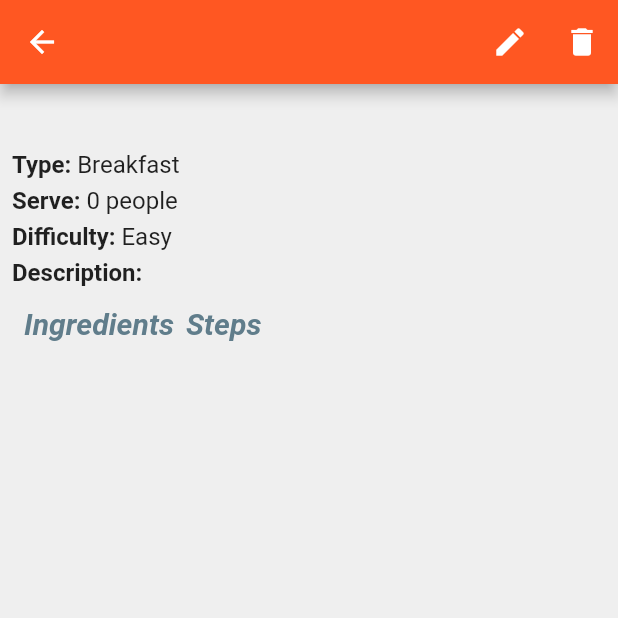
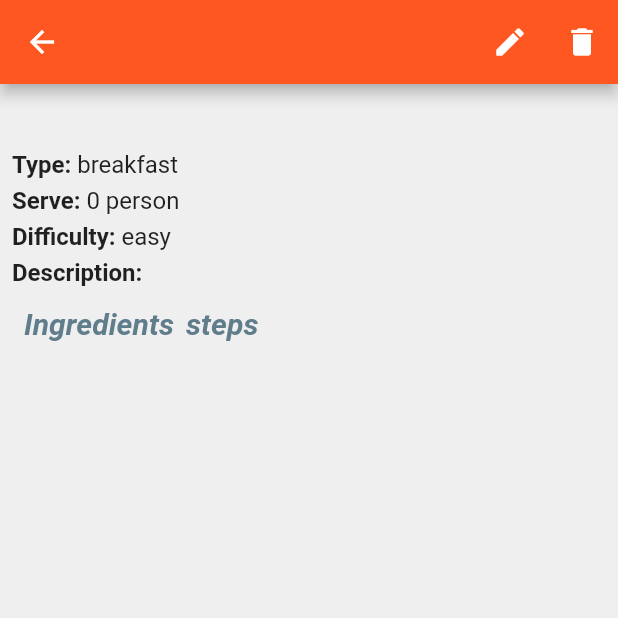
Before and after one commit to aismaniotto/recipe_book_app, a Flutter app: the ShowRecipePage screen opened directly with empty values, on a phone screen of 412 x 824 dp, the top half of it. Run offline on Flutter 3.47's test engine with Material 2 defaults, Android fonts, the phone set to English and light mode, and no system bars; our stand-ins replace easy_localization, flutter_mobx, font_awesome_flutter, get_it, mobx, sembast; missing offline and left inert: charcode; generated files the repository leaves out were written again.

Commit message:
Add internationalization to the app: english and portuguese for now.

```diff
--- a/lib/core/utils/enum_to_string.dart
+++ b/lib/core/utils/enum_to_string.dart
@@ -1,48 +1,50 @@
 import 'package:recipe_book_app/features/recipe/domain/entities/recipe.dart';
+import 'package:easy_localization/easy_localization.dart';
+import 'package:recipe_book_app/core/localization_generated/locale_keys.g.dart';
 
 class EnumToString {
-  static String DifficultyToString(Difficulty difficulty) {
+  static String difficultyToString(Difficulty difficulty) {
     switch (difficulty) {
       case Difficulty.easy:
-        return 'Easy';
+        return LocaleKeys.difficulty_easy.tr();
         break;
       case Difficulty.medium:
-        return 'Medium';
+        return LocaleKeys.difficulty_medium.tr();
         break;
       case Difficulty.hard:
-        return 'Hard';
+        return LocaleKeys.difficulty_hard.tr();
         break;
       default:
-        return 'Unknow';
+        return LocaleKeys.unknow.tr();
     }
   }
 
-  static String RecipeTypeToString(Type type) {
+  static String recipeTypeToString(Type type) {
     switch (type) {
       case Type.breakfast:
-        return 'Breakfast';
+        return LocaleKeys.recipe_type_breakfast.tr();
         break;
       case Type.meal:
-        return 'Meal';
+        return LocaleKeys.recipe_type_meal.tr();
         break;
       case Type.side:
-        return 'Side';
+        return LocaleKeys.recipe_type_side.tr();
         break;
       case Type.snack:
-        return 'Snack';
+        return LocaleKeys.recipe_type_snack.tr();
         break;
       case Type.drink:
-        return 'Drink';
+        return LocaleKeys.recipe_type_drink.tr();
         break;
       case Type.dessert:
-        return 'Dessert';
+        return LocaleKeys.recipe_type_dessert.tr();
         break;
       case Type.other:
-        return 'Other';
+        return LocaleKeys.recipe_type_some_other.tr();
         break;
 
       default:
-        return 'Other';
+        return LocaleKeys.recipe_type_some_other.tr();
     }
   }
 }
--- a/lib/features/recipe/presentation/pages/list_recipes_page.dart
+++ b/lib/features/recipe/presentation/pages/list_recipes_page.dart
@@ -1,3 +1,4 @@
+import 'package:easy_localization/easy_localization.dart';
 import 'package:flutter/material.dart';
 import 'package:flutter_mobx/flutter_mobx.dart';
 import 'package:recipe_book_app/core/IoC/ioc.dart';
@@ -6,6 +7,7 @@ import 'package:recipe_book_app/features/recipe/presentation/stores/filtered_rec
 import 'package:recipe_book_app/features/recipe/presentation/widgets/empty_list_widget.dart';
 import 'package:recipe_book_app/features/recipe/presentation/widgets/loading_widget.dart';
 import 'package:recipe_book_app/features/recipe/presentation/widgets/recipe_tile_widget.dart';
+import 'package:recipe_book_app/core/localization_generated/locale_keys.g.dart';
 
 import 'show_recipe_page.dart';
 
@@ -16,7 +18,7 @@ class ListRecipesPage extends StatelessWidget {
   Widget build(BuildContext context) {
     return Scaffold(
         appBar: AppBar(
-          title: Text('My recipe app'),
+          title: Text(LocaleKeys.my_recipe_book.tr()),
         ),
         body: Observer(
           builder: (_) {
@@ -53,7 +55,7 @@ class ListRecipesPage extends StatelessWidget {
           onPressed: () {
             //TODO:new recipe page
           },
-          tooltip: 'Increment Counter',
+          tooltip: LocaleKeys.add_new_recipe.tr(),
           child: Icon(Icons.add),
         ));
   }
--- a/lib/features/recipe/presentation/pages/show_recipe_page.dart
+++ b/lib/features/recipe/presentation/pages/show_recipe_page.dart
@@ -1,4 +1,6 @@
+import 'package:easy_localization/easy_localization.dart';
 import 'package:flutter/material.dart';
+import 'package:recipe_book_app/core/localization_generated/locale_keys.g.dart';
 import 'package:recipe_book_app/features/recipe/domain/entities/ingredient.dart';
 import 'package:recipe_book_app/features/recipe/domain/entities/recipe.dart';
 import 'package:recipe_book_app/features/recipe/presentation/widgets/item_list_widget.dart';
@@ -21,9 +23,9 @@ class ShowRecipePage extends StatelessWidget {
       qtdPeopleServide: recipe.quantityPeopleServide,
       difficulty: recipe.difficulty,
     ));
-    columnWidgets.add(TitleListWidget('Ingredients'));
+    columnWidgets.add(TitleListWidget(LocaleKeys.ingredients.tr()));
     columnWidgets.addAll(prepareList<Ingredient>(recipe.ingredientList));
-    columnWidgets.add(TitleListWidget('Steps'));
+    columnWidgets.add(TitleListWidget(LocaleKeys.steps.tr()));
     columnWidgets.addAll(prepareList<String>(recipe.steps));
 
     return Scaffold(
@@ -32,6 +34,7 @@ class ShowRecipePage extends StatelessWidget {
         actions: <Widget>[
           IconButton(
             icon: Icon(Icons.edit),
+            tooltip: LocaleKeys.edit.tr(),
             onPressed: () {
               //TODO: add action to edit.
               print('edit');
@@ -39,6 +42,7 @@ class ShowRecipePage extends StatelessWidget {
           ),
           IconButton(
             icon: Icon(Icons.delete),
+            tooltip: LocaleKeys.delete.tr(),
             onPressed: () {
               //TODO: add action to delete.
               print('delete');
@@ -46,11 +50,13 @@ class ShowRecipePage extends StatelessWidget {
           ),
         ],
       ),
-      body: Padding(
-        padding: const EdgeInsets.all(8.0),
-        child: Wrap(
-          runSpacing: 5,
-          children: columnWidgets,
+      body: SingleChildScrollView(
+        child: Padding(
+          padding: const EdgeInsets.all(8.0),
+          child: Wrap(
+            runSpacing: 5,
+            children: columnWidgets,
+          ),
         ),
       ),
     );
--- a/lib/features/recipe/presentation/widgets/empty_list_widget.dart
+++ b/lib/features/recipe/presentation/widgets/empty_list_widget.dart
@@ -1,10 +1,12 @@
+import 'package:easy_localization/easy_localization.dart';
 import 'package:flutter/material.dart';
+import 'package:recipe_book_app/core/localization_generated/locale_keys.g.dart';
 
 class EmptyListWidget extends StatelessWidget {
   @override
   Widget build(BuildContext context) {
     return Center(
-      child: Text('No recipe add yet...'),
+      child: Text(LocaleKeys.no_recipe_add_yet.tr()),
     );
   }
 }
--- a/lib/features/recipe/presentation/widgets/item_list_widget.dart
+++ b/lib/features/recipe/presentation/widgets/item_list_widget.dart
@@ -20,7 +20,6 @@ class ItemListWidget extends StatelessWidget {
         Flexible(
           child: Text(
             data,
-            // style: TextStyle(fontSize: 16),
           ),
         ),
       ],
--- a/lib/features/recipe/presentation/widgets/recipe_header_widget.dart
+++ b/lib/features/recipe/presentation/widgets/recipe_header_widget.dart
@@ -1,4 +1,6 @@
+import 'package:easy_localization/easy_localization.dart';
 import 'package:flutter/material.dart';
+import 'package:recipe_book_app/core/localization_generated/locale_keys.g.dart';
 import 'package:recipe_book_app/core/utils/enum_to_string.dart';
 import 'package:recipe_book_app/features/recipe/domain/entities/recipe.dart';
 
@@ -40,9 +42,9 @@ class RecipeHeaderWidget extends StatelessWidget {
             style: DefaultTextStyle.of(context).style,
             children: <TextSpan>[
               TextSpan(
-                  text: 'Type: ',
+                  text: LocaleKeys.type_.tr(),
                   style: TextStyle(fontWeight: FontWeight.bold)),
-              TextSpan(text: EnumToString.RecipeTypeToString(type)),
+              TextSpan(text: EnumToString.recipeTypeToString(type)),
             ],
           ),
         ),
@@ -53,9 +55,16 @@ class RecipeHeaderWidget extends StatelessWidget {
             style: DefaultTextStyle.of(context).style,
             children: <TextSpan>[
               TextSpan(
-                  text: 'Serve: ',
+                  text: LocaleKeys.serve_.tr(),
                   style: TextStyle(fontWeight: FontWeight.bold)),
-              TextSpan(text: '$qtdPeopleServide people'),
+              // TextSpan(text: '$qtdPeopleServide people'),
+              (qtdPeopleServide > 1)
+                  ? TextSpan(
+                      text:
+                          '$qtdPeopleServide ' + LocaleKeys.person_people.tr())
+                  : TextSpan(
+                      text:
+                          '$qtdPeopleServide ' + LocaleKeys.person_person.tr())
             ],
           ),
         ),
@@ -66,9 +75,9 @@ class RecipeHeaderWidget extends StatelessWidget {
             style: DefaultTextStyle.of(context).style,
             children: <TextSpan>[
               TextSpan(
-                  text: 'Difficulty: ',
+                  text: LocaleKeys.difficulty_.tr(),
                   style: TextStyle(fontWeight: FontWeight.bold)),
-              TextSpan(text: EnumToString.DifficultyToString(difficulty)),
+              TextSpan(text: EnumToString.difficultyToString(difficulty)),
             ],
           ),
         ),
@@ -79,7 +88,7 @@ class RecipeHeaderWidget extends StatelessWidget {
             style: DefaultTextStyle.of(context).style,
             children: <TextSpan>[
               TextSpan(
-                  text: 'Description: ',
+                  text: LocaleKeys.description_.tr(),
                   style: TextStyle(fontWeight: FontWeight.bold)),
               TextSpan(text: description),
             ],
--- a/pubspec.yaml
+++ b/pubspec.yaml
@@ -19,6 +19,7 @@ environment:
 dependencies:
   flutter:
     sdk: flutter
+  easy_localization: ^2.3.2
   path_provider: ^1.5.1
   sembast: ^2.1.2+2
   mobx: ^1.2.1
@@ -41,6 +42,8 @@ dev_dependencies:
 
 # The following section is specific to Flutter.
 flutter:
+  assets:
+    - assets/lang/
   # The following line ensures that the Material Icons font is
   # included with your application, so that you can use the icons in
   # the material Icons class.
```
Also changed, not shown: assets/lang/en.json (added, +38 -0 lines), assets/lang/pt.json (added, +38 -0 lines), lib/features/recipe/domain/entities/ingredient.dart (+42 -4 lines), lib/main.dart (+15 -2 lines), lib/core/localization_generated/codegen_loader.g.dart (added), lib/core/localization_generated/locale_keys.g.dart (added), pubspec.lock, 2 other files.
